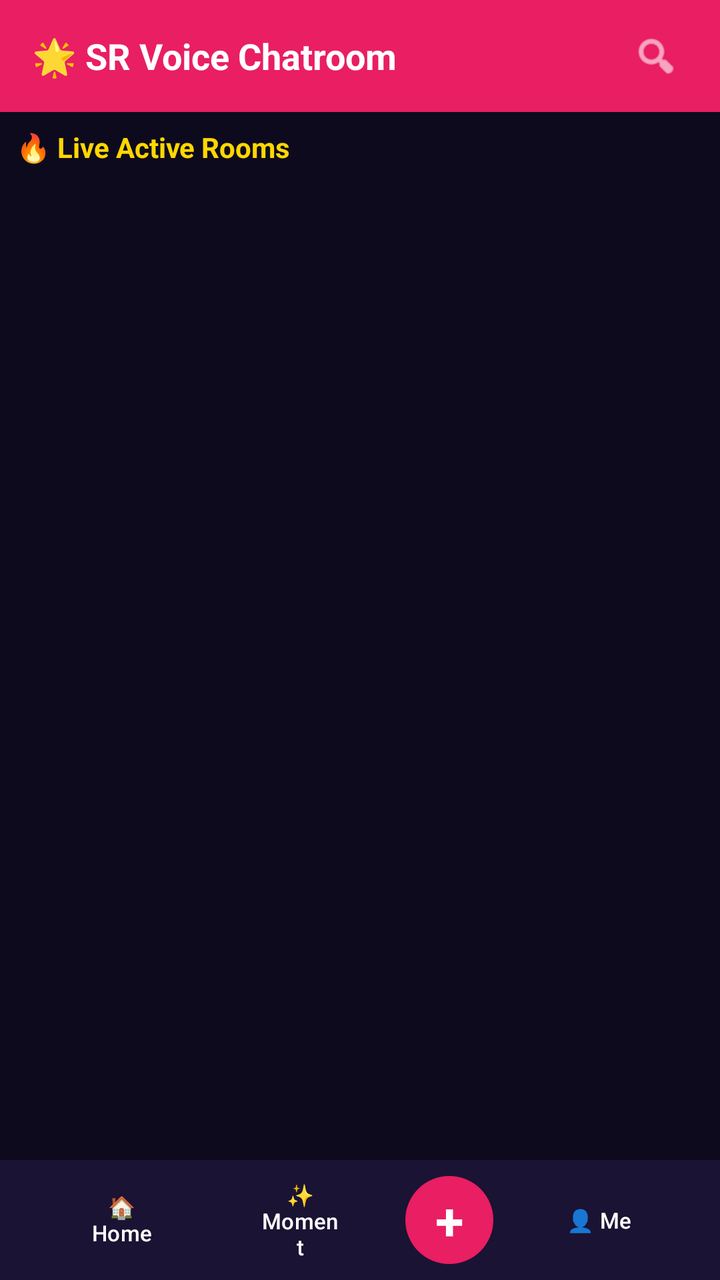
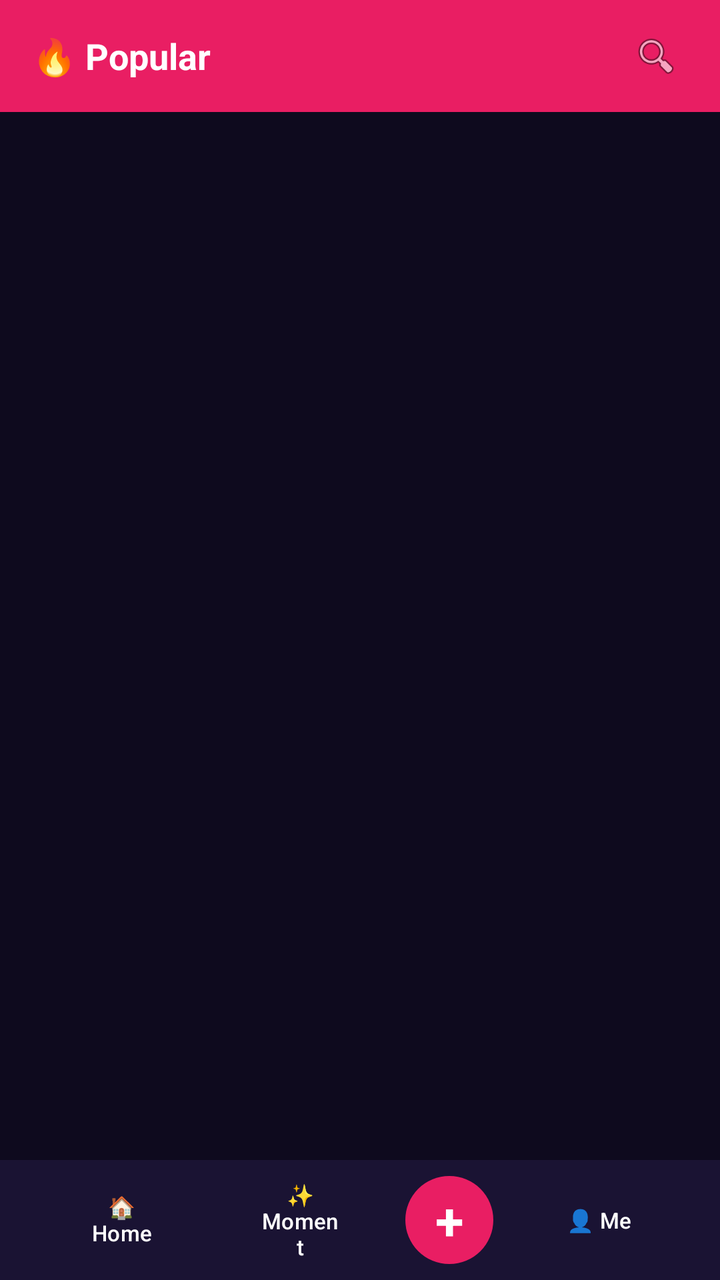

Compare the two renders of this Android layout. The source of the first and the diff that turns it into the second are given below.
<!-- AndroidManifest.xml: application theme Theme.SRVoiceChat -->
<!-- res/layout/activity_home.xml -->
<?xml version="1.0" encoding="utf-8"?>
<RelativeLayout xmlns:android="http://schemas.android.com/apk/res/android"
    android:layout_width="match_parent"
    android:layout_height="match_parent"
    android:background="#0E0A1E">

    
    <LinearLayout
        android:id="@+id/topBarLayout"
        android:layout_width="match_parent"
        android:layout_height="wrap_content"
        android:orientation="horizontal"
        android:gravity="center_vertical"
        android:background="#E91E63"
        android:paddingHorizontal="16dp"
        android:paddingVertical="12dp">

        <TextView
            android:layout_width="0dp"
            android:layout_height="wrap_content"
            android:layout_weight="1"
            android:text="🌟 SR Voice Chatroom"
            android:textColor="#FFFFFF"
            android:textSize="18sp"
            android:textStyle="bold"/>

        
        <ImageView
            android:id="@+id/btnSearchRoom"
            android:layout_width="32dp"
            android:layout_height="32dp"
            android:src="@android:drawable/ic_menu_search"
            android:tint="#FFFFFF"
            android:contentDescription="Search Room"
            android:background="?attr/selectableItemBackgroundBorderless"
            android:padding="4dp"/>
    </LinearLayout>

    
    <LinearLayout
        android:layout_width="match_parent"
        android:layout_height="match_parent"
        android:layout_below="@id/topBarLayout"
        android:layout_above="@id/bottomNavLayout"
        android:orientation="vertical"
        android:padding="8dp">

        <TextView
            android:layout_width="wrap_content"
            android:layout_height="wrap_content"
            android:text="🔥 Live Active Rooms"
            android:textColor="#FFD700"
            android:textSize="14sp"
            android:textStyle="bold"
            android:layout_marginBottom="6dp"/>

        
        <ListView
            android:id="@+id/roomListView"
            android:layout_width="match_parent"
            android:layout_height="match_parent"
            android:divider="@null"
            android:dividerHeight="6dp"/>
    </LinearLayout>

    
    <LinearLayout
        android:id="@+id/bottomNavLayout"
        android:layout_width="match_parent"
        android:layout_height="60dp"
        android:layout_alignParentBottom="true"
        android:orientation="horizontal"
        android:background="#1A1333"
        android:gravity="center"
        android:paddingHorizontal="16dp">

        <Button
            android:id="@+id/btnHomeTab"
            android:layout_width="0dp"
            android:layout_height="wrap_content"
            android:layout_weight="1"
            android:text="🏠 Home"
            android:textSize="11sp"
            android:background="?attr/selectableItemBackgroundBorderless"
            android:textColor="#FFFFFF"/>

        <Button
            android:id="@+id/btnMomentTab"
            android:layout_width="0dp"
            android:layout_height="wrap_content"
            android:layout_weight="1"
            android:text="✨ Moment"
            android:textSize="11sp"
            android:background="?attr/selectableItemBackgroundBorderless"
            android:textColor="#FFFFFF"/>

        
        <TextView
            android:id="@+id/btnPlus"
            android:layout_width="44dp"
            android:layout_height="44dp"
            android:text="+"
            android:textSize="26sp"
            android:textColor="#FFFFFF"
            android:background="@drawable/bg_plus_btn"
            android:gravity="center"
            android:textStyle="bold"
            android:layout_marginHorizontal="8dp"/>

        <Button
            android:id="@+id/btnMeTab"
            android:layout_width="0dp"
            android:layout_height="wrap_content"
            android:layout_weight="1"
            android:text="👤 Me"
            android:textSize="11sp"
            android:background="?attr/selectableItemBackgroundBorderless"
            android:textColor="#FFFFFF"/>

    </LinearLayout>

</RelativeLayout>
<!-- resources referenced by this layout -->
<resources>
  <!-- drawable bg_plus_btn (drawable) -->
  <?xml version="1.0" encoding="utf-8"?>
  <shape xmlns:android="http://schemas.android.com/apk/res/android" android:shape="oval">
      <solid android:color="#E91E63"/>
  </shape>
  <style name="Theme.SRVoiceChat" parent="Theme.Material3.DayNight.NoActionBar">
          <item name="colorPrimary">#FF4081</item>
          <item name="android:statusBarColor">#FF4081</item>
          <item name="android:windowLightStatusBar">true</item>
      </style>
</resources>

<!-- the commit's change to res/layout/activity_home.xml (unified diff, before → after) -->
@@ -19,7 +19,7 @@
             android:layout_width="0dp"
             android:layout_height="wrap_content"
             android:layout_weight="1"
-            android:text="🌟 SR Voice Chatroom"
+            android:text="🔥 Popular"
             android:textColor="#FFFFFF"
             android:textSize="18sp"
             android:textStyle="bold"/>
@@ -30,38 +30,23 @@
             android:layout_width="32dp"
             android:layout_height="32dp"
             android:src="@android:drawable/ic_menu_search"
-            android:tint="#FFFFFF"
             android:contentDescription="Search Room"
             android:background="?attr/selectableItemBackgroundBorderless"
             android:padding="4dp"/>
     </LinearLayout>
 
     
-    <LinearLayout
+    <GridView
+        android:id="@+id/roomGridView"
         android:layout_width="match_parent"
         android:layout_height="match_parent"
         android:layout_below="@id/topBarLayout"
         android:layout_above="@id/bottomNavLayout"
-        android:orientation="vertical"
-        android:padding="8dp">
-
-        <TextView
-            android:layout_width="wrap_content"
-            android:layout_height="wrap_content"
-            android:text="🔥 Live Active Rooms"
-            android:textColor="#FFD700"
-            android:textSize="14sp"
-            android:textStyle="bold"
-            android:layout_marginBottom="6dp"/>
-
-        
-        <ListView
-            android:id="@+id/roomListView"
-            android:layout_width="match_parent"
-            android:layout_height="match_parent"
-            android:divider="@null"
-            android:dividerHeight="6dp"/>
-    </LinearLayout>
+        android:numColumns="2"
+        android:horizontalSpacing="4dp"
+        android:verticalSpacing="4dp"
+        android:padding="8dp"
+        android:stretchMode="columnWidth"/>
 
     
     <LinearLayout
